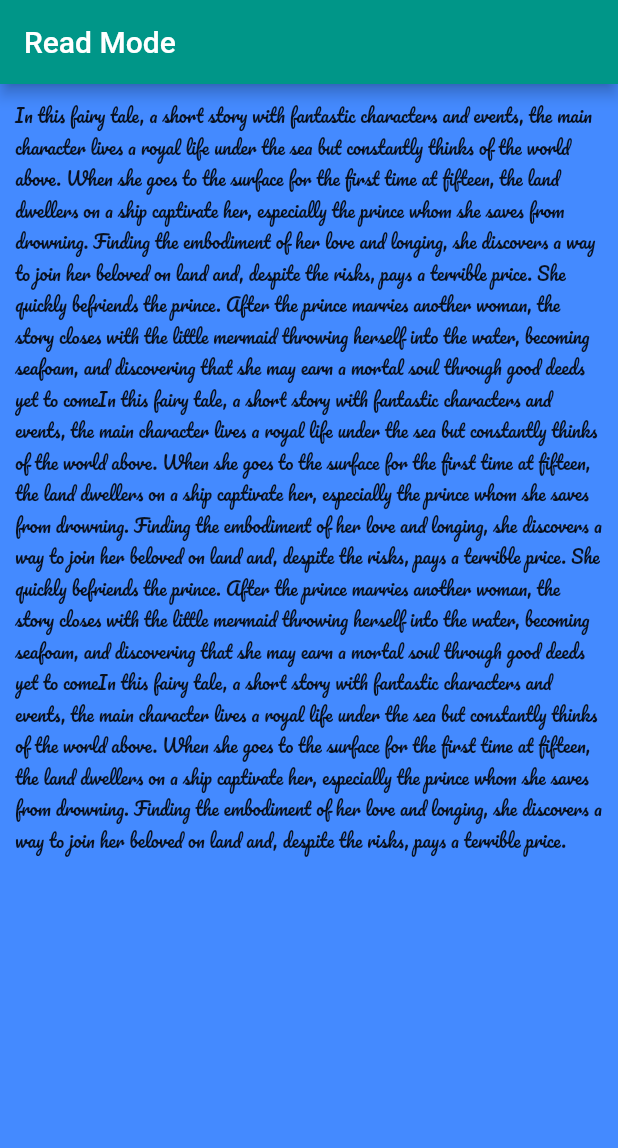
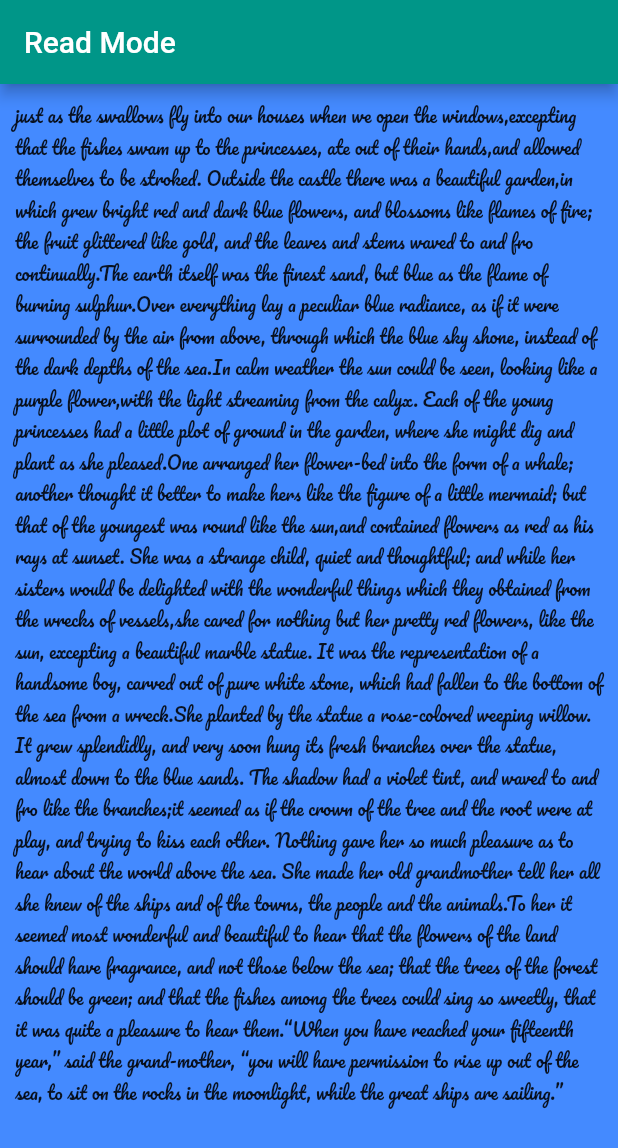
Before and after one commit to 1997prachi/bookbar-flutter, a Flutter app: the screen it shows after launch, after a tap on "Read More", on a phone screen of 412 x 824 dp. Shown: the top 1148 px of the screen. Run offline on Flutter 3.47's test engine with Material 2 defaults, Android fonts, the phone set to English and light mode, and no system bars; network calls fail.

Commit message:
Adding Some UI

```diff
--- a/lib/about.dart
+++ b/lib/about.dart
@@ -11,10 +11,10 @@ class Application extends StatelessWidget {
             child: Column(
           mainAxisAlignment: MainAxisAlignment.center,
           children: <Widget>[
-            CircleAvatar(
-              radius: 50.0,
-              backgroundImage: AssetImage('images/angela.jpg'),
-            ),
+            // CircleAvatar(
+            //   radius: 50.0,
+            //   backgroundImage: AssetImage('images/angela.jpg'),
+            // ),
             Text(
               'About the Book',
               style: TextStyle(
@@ -45,7 +45,7 @@ class Application extends StatelessWidget {
                 margin: EdgeInsets.symmetric(vertical: 10.0, horizontal: 25.0),
                 child: ListTile(
                   leading: Icon(
-                    Icons.phone,
+                    Icons.add_circle_outline,
                     color: Colors.teal,
                   ),
                   title: Text(
@@ -61,7 +61,7 @@ class Application extends StatelessWidget {
                 margin: EdgeInsets.symmetric(vertical: 10.0, horizontal: 25.0),
                 child: ListTile(
                   leading: Icon(
-                    Icons.email,
+                    Icons.border_color,
                     color: Colors.teal,
                   ),
                   title: Text(
@@ -76,7 +76,7 @@ class Application extends StatelessWidget {
                 margin: EdgeInsets.symmetric(vertical: 10.0, horizontal: 25.0),
                 child: ListTile(
                   leading: Icon(
-                    Icons.phone,
+                    Icons.date_range,
                     color: Colors.teal,
                   ),
                   title: Text(
--- a/lib/main.dart
+++ b/lib/main.dart
@@ -105,14 +105,15 @@ class MyApp extends StatelessWidget {
             Container(
               padding: const EdgeInsets.all(9),
               child: Text(
-                'In this fairy tale, a short story with fantastic characters and events,'
-                ' the main character lives a royal life under the sea but constantly thinks of the world above. '
-                'When she goes to the surface for the first time at fifteen, the land dwellers on a ship captivate her,'
-                ' especially the prince whom she saves from drowning. Finding the embodiment of her love and longing, '
-                'she discovers a way to join her beloved on land and, despite the risks, pays a terrible price. '
-                'She quickly befriends the prince. After the prince marries another woman, '
-                'the story closes with the little mermaid throwing herself into the water, becoming seafoam, '
-                'and discovering that she may earn a mortal soul through good deeds yet to come',
+                'The Sea King had been a widower for many years, and his aged mother kept house for him.'
+                'She was a very wise woman, and exceedingly proud of her high birth;'
+                'on that account she wore twelve oysters on her tail; while others,'
+                'also of high rank, were only allowed to wear six. She was, however, deserving of very great praise,'
+                'They were six beautiful children; but the youngest was the prettiest of them all; her skin was as clear and delicate as a rose-leaf, and her eyes as blue as the deepest sea; '
+                ' but, like all the others, she had no feet, and her body ended in a fish’s tail.'
+                'All day long they played in the great halls of the castle, or among the living flowers that grew out of the walls.'
+                'The large amber windows were open, and the fish swam in,'
+                ,
                 style: TextStyle(
                  //// fontFamily: 'Pacifico',
             color: Colors.white,
@@ -191,10 +192,11 @@ class MyApp extends StatelessWidget {
               child: Text(
                 'Welcome User',
                 style: TextStyle(
+
                   fontWeight: FontWeight.bold,
                   color: Colors.white,
-                  fontSize: 50.0,
-                  fontFamily: "ALike",
+                  fontSize: 40.0,
+                  fontFamily: "Pacifico",
                 ),
               ),
               decoration: BoxDecoration(color: Colors.deepPurple),
@@ -215,7 +217,15 @@ class MyApp extends StatelessWidget {
               ),
               padding: EdgeInsets.all(15.0),
               child: ListTile(
-                  title: Text('Library'), //store
+                  title: Text('Library',
+                   style: TextStyle(
+
+                  fontWeight: FontWeight.bold,
+                  color: Colors.black,
+                  fontSize: 20.0,
+                  fontFamily: "Pacifico",
+                ),
+                  ), //store
                   leading: Icon(
                     Icons.book,
                     color: Colors.black87,
@@ -239,7 +249,15 @@ class MyApp extends StatelessWidget {
               ),
               padding: EdgeInsets.all(15.0),
               child: ListTile(
-                  title: Text('Favorite book'),
+                  title: Text('Favorite book',
+                  style: TextStyle(
+
+                  fontWeight: FontWeight.bold,
+                  color: Colors.black,
+                  fontSize: 20.0,
+                  fontFamily: "Pacifico",
+                ),
+                  ),
                   leading: Icon(
                     Icons.favorite,
                     color: Colors.pink[400],
@@ -263,7 +281,15 @@ class MyApp extends StatelessWidget {
               ),
               padding: EdgeInsets.all(15.0),
               child: ListTile(
-                  title: Text('Shop Now'),
+                  title: Text('Shop Now',
+                  style: TextStyle(
+
+                  fontWeight: FontWeight.bold,
+                  color: Colors.black,
+                  fontSize: 20.0,
+                  fontFamily: "Pacifico",
+                ),
+                  ),
                   leading: Icon(
                     Icons.shopping_cart,
                     color: Colors.black87,
@@ -286,10 +312,19 @@ class MyApp extends StatelessWidget {
               ),
               padding: EdgeInsets.all(15.0),
               child: ListTile(
-                  title: Text('Favorite book'),
+                  title: Text('Settings',
+                  style: TextStyle(
+
+                  fontWeight: FontWeight.bold,
+                  color: Colors.black,
+                  fontSize: 20.0,
+                  fontFamily: "Pacifico",
+                ),
+
+                  ),
                   leading: Icon(
-                    Icons.favorite,
-                    color: Colors.pink[400],
+                    Icons.settings,
+                    color: Colors.black87,
                     size: 30.0,
                   ),
                   onTap: () {}),
--- a/lib/main_screen.dart
+++ b/lib/main_screen.dart
@@ -9,7 +9,7 @@ class MainScreen extends StatelessWidget {
       debugShowCheckedModeBanner: true,
       theme: ThemeData(primarySwatch: Colors.teal),
       home: SafeArea(
-              child: Scaffold(
+        child: Scaffold(
           appBar: AppBar(
             title: Text('Read Mode'),
           ),
@@ -30,32 +30,26 @@ class MainScreen extends StatelessWidget {
                         children: <Widget>[
                           Container(
                               child: Text(
-                                  'In this fairy tale, a short story with fantastic characters and events,'
-                                  ' the main character lives a royal life under the sea but constantly thinks of the world above. '
-                                  'When she goes to the surface for the first time at fifteen, the land dwellers on a ship captivate her,'
-                                  ' especially the prince whom she saves from drowning. Finding the embodiment of her love and longing, '
-                                  'she discovers a way to join her beloved on land and, despite the risks, pays a terrible price. '
-                                  'She quickly befriends the prince. After the prince marries another woman, '
-                                  'the story closes with the little mermaid throwing herself into the water, becoming seafoam, '
-                                  'and discovering that she may earn a mortal soul through good deeds yet to come'
-                                  'In this fairy tale, a short story with fantastic characters and events,'
-                                  ' the main character lives a royal life under the sea but constantly thinks of the world above. '
-                                  'When she goes to the surface for the first time at fifteen, the land dwellers on a ship captivate her,'
-                                  ' especially the prince whom she saves from drowning. Finding the embodiment of her love and longing, '
-                                  'she discovers a way to join her beloved on land and, despite the risks, pays a terrible price. '
-                                  'She quickly befriends the prince. After the prince marries another woman, '
-                                  'the story closes with the little mermaid throwing herself into the water, becoming seafoam, '
-                                  'and discovering that she may earn a mortal soul through good deeds yet to come'
-                                  'In this fairy tale, a short story with fantastic characters and events,'
-                                  ' the main character lives a royal life under the sea but constantly thinks of the world above. '
-                                  'When she goes to the surface for the first time at fifteen, the land dwellers on a ship captivate her,'
-                                  ' especially the prince whom she saves from drowning. Finding the embodiment of her love and longing, '
-                                  'she discovers a way to join her beloved on land and, despite the risks, pays a terrible price. ',
-                                  style: TextStyle(
-                                    fontFamily:'Pacifico',
-                                   fontSize: 12.0,
-                                  ),
-                                  ))
+                            'just as the swallows fly into our houses when we open the windows,'
+                            'excepting that the fishes swam up to the princesses, ate out of their hands,'
+                            'and allowed themselves to be stroked. Outside the castle there was a beautiful garden,'
+                            'in which grew bright red and dark blue flowers, and blossoms like flames of fire; the fruit glittered like gold, and the leaves and stems waved to and fro continually.'
+                            'The earth itself was the finest sand, but blue as the flame of burning sulphur.'
+                            'Over everything lay a peculiar blue radiance, as if it were surrounded by the air from above, through which the blue sky shone, instead of the dark depths of the sea.'
+                            'In calm weather the sun could be seen, looking like a purple flower,'
+                            'with the light streaming from the calyx. Each of the young princesses had a little plot of ground in the garden, where she might dig and plant as she pleased.'
+                            'One arranged her flower-bed into the form of a whale; another thought it better to make hers like the figure of a little mermaid; but that of the youngest was round like the sun,'
+                            'and contained flowers as red as his rays at sunset. She was a strange child, quiet and thoughtful; and while her sisters would be delighted with the wonderful things which they obtained from the wrecks of vessels,'
+                            'she cared for nothing but her pretty red flowers, like the sun, excepting a beautiful marble statue. It was the representation of a handsome boy, carved out of pure white stone, which had fallen to the bottom of the sea from a wreck.'
+                            'She planted by the statue a rose-colored weeping willow. It grew splendidly, and very soon hung its fresh branches over the statue, almost down to the blue sands. The shadow had a violet tint, and waved to and fro like the branches;'
+                            'it seemed as if the crown of the tree and the root were at play, and trying to kiss each other. Nothing gave her so much pleasure as to hear about the world above the sea. She made her old grandmother tell her all she knew of the ships and of the towns, the people and the animals.'
+                            'To her it seemed most wonderful and beautiful to hear that the flowers of the land should have fragrance, and not those below the sea; that the trees of the forest should be green; and that the fishes among the trees could sing so sweetly, that it was quite a pleasure to hear them.'
+                            '“When you have reached your fifteenth year,” said the grand-mother, “you will have permission to rise up out of the sea, to sit on the rocks in the moonlight, while the great ships are sailing.”',
+                            style: TextStyle(
+                              fontFamily: 'Pacifico',
+                              fontSize: 12.0,
+                            ),
+                          ))
                         ],
                       ),
                     ),
@@ -122,7 +116,6 @@ class MainScreen extends StatelessWidget {
                   //       width:60.0,
                   //       height:60.0,
                   //       child: Icon(Icons.arrow_back),
-
                 ],
               ),
             ),
--- a/pubspec.yaml
+++ b/pubspec.yaml
@@ -41,8 +41,8 @@ flutter:
 
   # To add assets to your application, add an assets section, like this:
   # assets:
-  #  - images/a_dot_burr.jpeg
-  #  - images/a_dot_ham.jpeg
+  #  - images/images.jpeg
+
 
   # An image asset can refer to one or more resolution-specific "variants", see
   # https://flutter.dev/assets-and-images/#resolution-aware.
```
Also changed, not shown: images/images.jpg (added).
